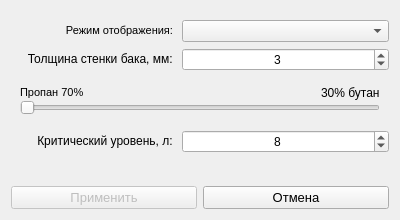
Old version of the form ComSetup/properties_2.ui in the repository Anton-Fat/Screen_Tool_Setup.
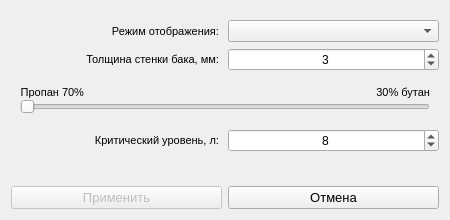
New version of the form.

Patch:
```diff
--- a/ComSetup/properties_2.ui
+++ b/ComSetup/properties_2.ui
@@ -6,13 +6,13 @@
    <rect>
     <x>0</x>
     <y>0</y>
-    <width>400</width>
+    <width>450</width>
     <height>220</height>
    </rect>
   </property>
   <property name="maximumSize">
    <size>
-    <width>400</width>
+    <width>450</width>
     <height>400</height>
    </size>
   </property>
@@ -22,7 +22,7 @@
   <property name="modal">
    <bool>false</bool>
   </property>
-  <layout class="QVBoxLayout" name="verticalLayout" stretch="1,1,1,0,0,1">
+  <layout class="QVBoxLayout" name="verticalLayout" stretch="1,1,0,0,1">
    <property name="sizeConstraint">
     <enum>QLayout::SetMinimumSize</enum>
    </property>
@@ -30,27 +30,48 @@
     <number>20</number>
    </property>
    <item>
-    <layout class="QHBoxLayout" name="horizontalLayout_9" stretch="4,5">
+    <layout class="QHBoxLayout" name="horizontalLayout_9" stretch="1,1">
      <property name="sizeConstraint">
       <enum>QLayout::SetMinimumSize</enum>
+     </property>
+     <item>
+      <layout class="QVBoxLayout" name="verticalLayout_3">
+       <property name="leftMargin">
+        <number>0</number>
      </property>
      <item>
       <widget class="QLabel" name="label_13">
        <property name="sizePolicy">
-        <sizepolicy hsizetype="Minimum" vsizetype="Minimum">
+          <sizepolicy hsizetype="Expanding" vsizetype="Preferred">
          <horstretch>0</horstretch>
          <verstretch>0</verstretch>
         </sizepolicy>
        </property>
        <property name="text">
-        <string>&lt;!DOCTYPE HTML PUBLIC &quot;-//W3C//DTD HTML 4.0//EN&quot; &quot;http://www.w3.org/TR/REC-html40/strict.dtd&quot;&gt;
-&lt;html&gt;&lt;head&gt;&lt;meta name=&quot;qrichtext&quot; content=&quot;1&quot; /&gt;&lt;style type=&quot;text/css&quot;&gt;
-p, li { white-space: pre-wrap; }
-&lt;/style&gt;&lt;/head&gt;&lt;body style=&quot; font-family:'MS Shell Dlg 2'; font-size:8pt; font-weight:400; font-style:normal;&quot;&gt;
-&lt;p align=&quot;right&quot; style=&quot; margin-top:0px; margin-bottom:0px; margin-left:0px; margin-right:0px; -qt-block-indent:0; text-indent:0px;&quot;&gt;&lt;span style=&quot; font-size:8.25pt;&quot;&gt;Режим отображения: &lt;/span&gt;&lt;/p&gt;&lt;/body&gt;&lt;/html&gt;</string>
+          <string>&lt;html&gt;&lt;head/&gt;&lt;body&gt;&lt;p align=&quot;right&quot;&gt;&lt;span style=&quot; font-size:8.25pt;&quot;&gt;Режим отображения: &lt;/span&gt;&lt;/p&gt;&lt;/body&gt;&lt;/html&gt;</string>
        </property>
       </widget>
      </item>
+       <item>
+        <widget class="QLabel" name="label">
+         <property name="sizePolicy">
+          <sizepolicy hsizetype="Expanding" vsizetype="Preferred">
+           <horstretch>0</horstretch>
+           <verstretch>0</verstretch>
+          </sizepolicy>
+         </property>
+         <property name="text">
+          <string>&lt;html&gt;&lt;head/&gt;&lt;body&gt;&lt;p align=&quot;right&quot;&gt;&lt;span style=&quot; font-size:8.25pt;&quot;&gt;Толщина стенки бака, мм: &lt;/span&gt;&lt;/p&gt;&lt;/body&gt;&lt;/html&gt;</string>
+         </property>
+        </widget>
+       </item>
+      </layout>
+     </item>
+     <item>
+      <layout class="QVBoxLayout" name="verticalLayout_4" stretch="1,1">
+       <property name="leftMargin">
+        <number>0</number>
+       </property>
      <item>
       <widget class="QComboBox" name="comboBox_view">
        <property name="sizePolicy">
@@ -64,20 +85,6 @@
        </property>
       </widget>
      </item>
-    </layout>
-   </item>
-   <item>
-    <layout class="QHBoxLayout" name="horizontalLayout_3" stretch="4,5">
-     <property name="sizeConstraint">
-      <enum>QLayout::SetMinimumSize</enum>
-     </property>
-     <item>
-      <widget class="QLabel" name="label">
-       <property name="text">
-        <string>&lt;html&gt;&lt;head/&gt;&lt;body&gt;&lt;p align=&quot;right&quot;&gt;Толщина стенки бака, мм: &lt;/p&gt;&lt;/body&gt;&lt;/html&gt;</string>
-       </property>
-      </widget>
-     </item>
      <item>
       <widget class="QSpinBox" name="spinBox">
        <property name="alignment">
@@ -93,6 +100,8 @@
      </item>
     </layout>
    </item>
+    </layout>
+   </item>
    <item>
     <widget class="QWidget" name="widget" native="true">
      <property name="sizePolicy">
@@ -125,11 +134,7 @@
            </sizepolicy>
           </property>
           <property name="text">
-           <string>&lt;!DOCTYPE HTML PUBLIC &quot;-//W3C//DTD HTML 4.0//EN&quot; &quot;http://www.w3.org/TR/REC-html40/strict.dtd&quot;&gt;
-&lt;html&gt;&lt;head&gt;&lt;meta name=&quot;qrichtext&quot; content=&quot;1&quot; /&gt;&lt;style type=&quot;text/css&quot;&gt;
-p, li { white-space: pre-wrap; }
-&lt;/style&gt;&lt;/head&gt;&lt;body style=&quot; font-family:'MS Shell Dlg 2'; font-size:8pt; font-weight:400; font-style:normal;&quot;&gt;
-&lt;p style=&quot; margin-top:0px; margin-bottom:0px; margin-left:0px; margin-right:0px; -qt-block-indent:0; text-indent:0px;&quot;&gt;&lt;span style=&quot; font-size:8.25pt;&quot;&gt;Пропан 70%&lt;/span&gt;&lt;/p&gt;&lt;/body&gt;&lt;/html&gt;</string>
+           <string>&lt;html&gt;&lt;head/&gt;&lt;body&gt;&lt;p align=&quot;right&quot;&gt;&lt;span style=&quot; font-size:8.25pt;&quot;&gt;Пропан 70%&lt;/span&gt;&lt;/p&gt;&lt;/body&gt;&lt;/html&gt;</string>
           </property>
          </widget>
         </item>
@@ -142,7 +147,7 @@
            </sizepolicy>
           </property>
           <property name="text">
-           <string>30% бутан</string>
+           <string>&lt;html&gt;&lt;head/&gt;&lt;body&gt;&lt;p align=&quot;right&quot;&gt;&lt;span style=&quot; font-size:8.25pt;&quot;&gt;30% бутан&lt;/span&gt;&lt;/p&gt;&lt;/body&gt;&lt;/html&gt;</string>
           </property>
          </widget>
         </item>
@@ -165,14 +170,20 @@
     </widget>
    </item>
    <item>
-    <layout class="QHBoxLayout" name="horizontalLayout_2" stretch="4,5">
+    <layout class="QHBoxLayout" name="horizontalLayout_2" stretch="4,4">
      <property name="topMargin">
       <number>0</number>
      </property>
      <item>
       <widget class="QLabel" name="label_2">
+       <property name="sizePolicy">
+        <sizepolicy hsizetype="Expanding" vsizetype="Preferred">
+         <horstretch>0</horstretch>
+         <verstretch>0</verstretch>
+        </sizepolicy>
+       </property>
        <property name="text">
-        <string>&lt;html&gt;&lt;head/&gt;&lt;body&gt;&lt;p align=&quot;right&quot;&gt;Критический уровень, л: &lt;/p&gt;&lt;/body&gt;&lt;/html&gt;</string>
+        <string>&lt;html&gt;&lt;head/&gt;&lt;body&gt;&lt;p align=&quot;right&quot;&gt;&lt;span style=&quot; font-size:8.25pt;&quot;&gt;Критический уровень, л: &lt;/span&gt;&lt;/p&gt;&lt;/body&gt;&lt;/html&gt;</string>
        </property>
       </widget>
      </item>
```
Lines whose indentation alone changed are shown as unchanged.
